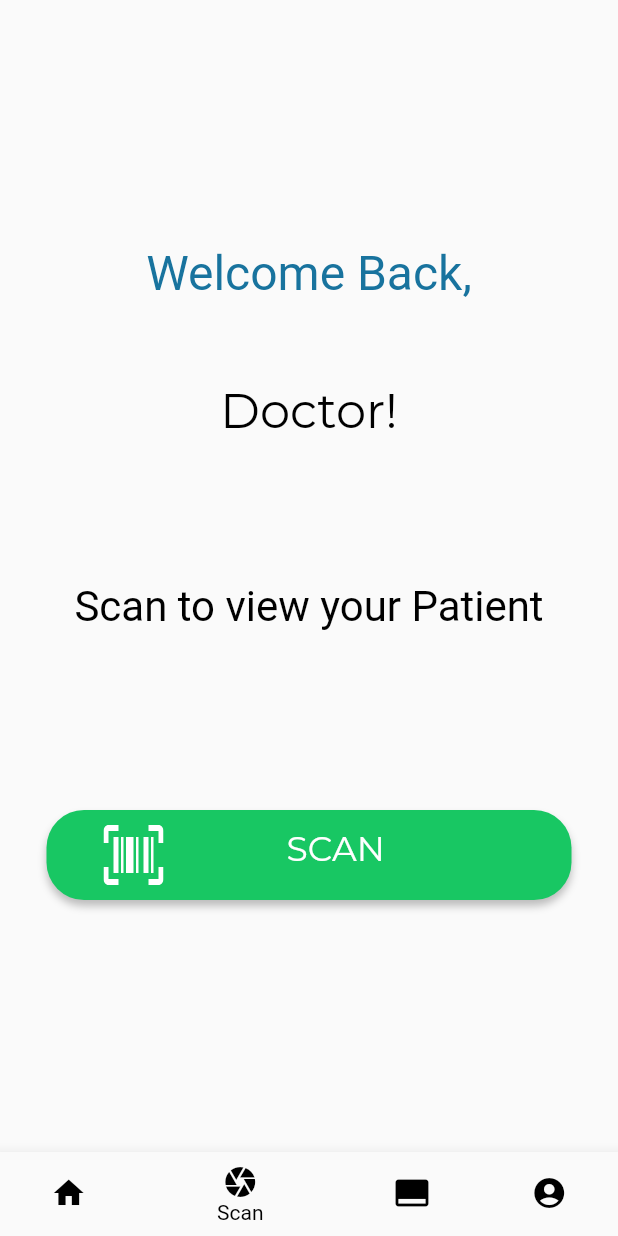
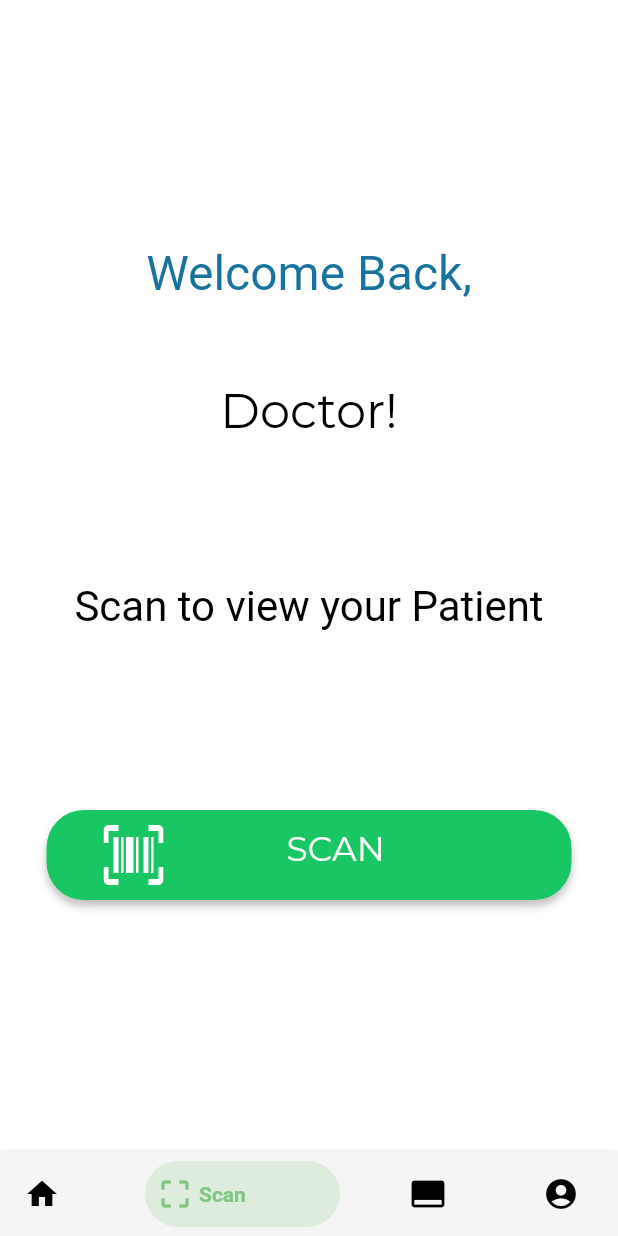
Before and after one commit to aparnak799/ScribePlus, a Flutter app: the Home screen opened directly, item 2 of the bottom bar chosen, on a phone screen of 412 x 824 dp. Run offline on Flutter 3.47's test engine with Material 2 defaults, Android fonts, the phone set to English and light mode, and no system bars; drawn by our look-alikes of bottom_navy_bar; our stand-ins replace file, flutter_svg, jiffy, permission_handler, shared_preferences; missing offline and left inert: audio_recorder, flutter_socket_io, flutter_timer, pin_entry_text_field, qrscan; accounts and stored records are empty; project files that could hold a hidden picture were left out.

Commit message:
Add Bottom Navy bar, theme to material app

```diff
--- a/lib/main.dart
+++ b/lib/main.dart
@@ -6,6 +6,7 @@ import 'package:ScribePlus/screens/view_patient.dart';
 import 'package:ScribePlus/screens/add_prescription.dart';
 import 'package:ScribePlus/screens/view_appointments.dart';
 import 'package:flutter/material.dart';
+import 'package:bottom_navy_bar/bottom_navy_bar.dart';
 
 void main() => runApp(MyApp());
 
@@ -14,7 +15,13 @@ class MyApp extends StatelessWidget {
   Widget build(BuildContext context) {
     final title = 'Scribe Plus';
     String text = "test";
-    return MaterialApp(title: title, home: DoctorLogin());
+    return MaterialApp(title: title,
+    theme: ThemeData(
+      backgroundColor: Colors.white,
+      scaffoldBackgroundColor: Colors.white,
+      primaryColor: Color(0xff18C763)
+    ),
+    home: DoctorLogin());
   }
 }
 
@@ -24,41 +31,52 @@ class Home extends StatefulWidget {
 }
 
 class _HomeState extends State<Home> with SingleTickerProviderStateMixin {
-  int selectedIndex = 0;
+   int selectedIndex = 0;
   final widgetOptions = [
     ViewAppointments(),
     ScanPatient(),
+    // New Screen
     Text('Upload Call'),
+    // New Screen
     Text('Profile')
   ];
-
   @override
   void initState() {
     super.initState();
   }
-
   @override
   Widget build(BuildContext context) {
     return Scaffold(
       body: widgetOptions.elementAt(selectedIndex),
-      bottomNavigationBar: BottomNavigationBar(
-        backgroundColor: Colors.green,
-        selectedItemColor: Colors.black,
-        unselectedItemColor: Colors.black,
-        currentIndex: selectedIndex,
-        onTap: (index) {
+      bottomNavigationBar: BottomNavyBar(
+        backgroundColor: Colors.grey[100],
+        selectedIndex: selectedIndex,
+        onItemSelected: (index) {
           setState(() {
             selectedIndex = index;
           });
         },
-        items: <BottomNavigationBarItem>[
-          BottomNavigationBarItem(icon: Icon(Icons.home), title: Text("Home")),
-          BottomNavigationBarItem(
-              icon: Icon(Icons.camera), title: Text("Scan")),
-          BottomNavigationBarItem(
-              icon: Icon(Icons.call_to_action), title: Text("Upload Call")),
-          BottomNavigationBarItem(
-              icon: Icon(Icons.account_circle), title: Text("Account"))
+        items: <BottomNavyBarItem>[
+          BottomNavyBarItem(
+              icon: Icon(Icons.home),
+              title: Text("Home"),
+              activeColor: Colors.green[300],
+              inactiveColor: Colors.black),
+          BottomNavyBarItem(
+              icon: Icon(Icons.crop_free),
+              title: Text("Scan"),
+              activeColor: Colors.green[300],
+              inactiveColor: Colors.black),
+          BottomNavyBarItem(
+              icon: Icon(Icons.call_to_action),
+              title: Text("Upload Call"),
+              activeColor: Colors.green[300],
+              inactiveColor: Colors.black),
+          BottomNavyBarItem(
+              icon: Icon(Icons.account_circle),
+              title: Text("Account"),
+              activeColor: Colors.green[300],
+              inactiveColor: Colors.black)
         ],
       ),
     );
--- a/lib/screens/view_appointments.dart
+++ b/lib/screens/view_appointments.dart
@@ -392,17 +392,65 @@ class _ViewAppointmentsState extends State<ViewAppointments> {
     );
   }
 
+  // Widget viewPatientHistory(Appointment appointment) {
+  //   return InkWell(
+  //     child: Container(
+  //         width: 150,
+  //         height: 29,
+  //         child: Stack(children: <Widget>[
+  //           Positioned(
+  //               top: 0,
+  //               left: 0,
+  //               child: Container(
+  //                   width: 150,
+  //                   height: 29,
+  //                   decoration: BoxDecoration(
+  //                     borderRadius: BorderRadius.only(
+  //                       topLeft: Radius.circular(30),
+  //                       topRight: Radius.circular(30),
+  //                       bottomLeft: Radius.circular(30),
+  //                       bottomRight: Radius.circular(30),
+  //                     ),
+  //                     color: Color.fromRGBO(56, 59, 69, 1),
+  //                   ))),
+  //           Positioned(
+  //             top: 6,
+  //             left: 55,
+  //             child: Text(
+  //               'View Patient History',
+  //               style: TextStyle(
+  //                   color: Color.fromRGBO(255, 255, 255, 1),
+  //                   fontFamily: 'Montserrat',
+  //                   fontSize: 15,
+  //                   letterSpacing:
+  //                       0 /*percentages not used in flutter. defaulting to zero*/,
+  //                   fontWeight: FontWeight.normal,
+  //                   height: 1),
+  //             ),
+  //           ),
+  //         ])),
+  //     onTap: () {
+  //       Navigator.push(
+  //           context,
+  //           MaterialPageRoute(
+  //               builder: (context) => new ViewPatient(
+  //                     patientQr: appointment.patientQrCode,
+  //                   )));
+  //     },
+  //   );
+  // }
+
   Widget viewPatientHistory(Appointment appointment) {
     return InkWell(
       child: Container(
-          width: 150,
+          width: 250,
           height: 29,
           child: Stack(children: <Widget>[
             Positioned(
                 top: 0,
                 left: 0,
                 child: Container(
-                    width: 150,
+                    width: 250,
                     height: 29,
                     decoration: BoxDecoration(
                       borderRadius: BorderRadius.only(
--- a/pubspec.yaml
+++ b/pubspec.yaml
@@ -20,6 +20,7 @@ dependencies:
   flutter:
     sdk: flutter
   audio_recorder: ^1.0.2
+  bottom_navy_bar: ^5.5.0
   web_socket_channel: ^1.1.0
   permission_handler: ^5.0.1+1
   path_provider: ^1.6.11
```
Also changed, not shown: pubspec.lock.
